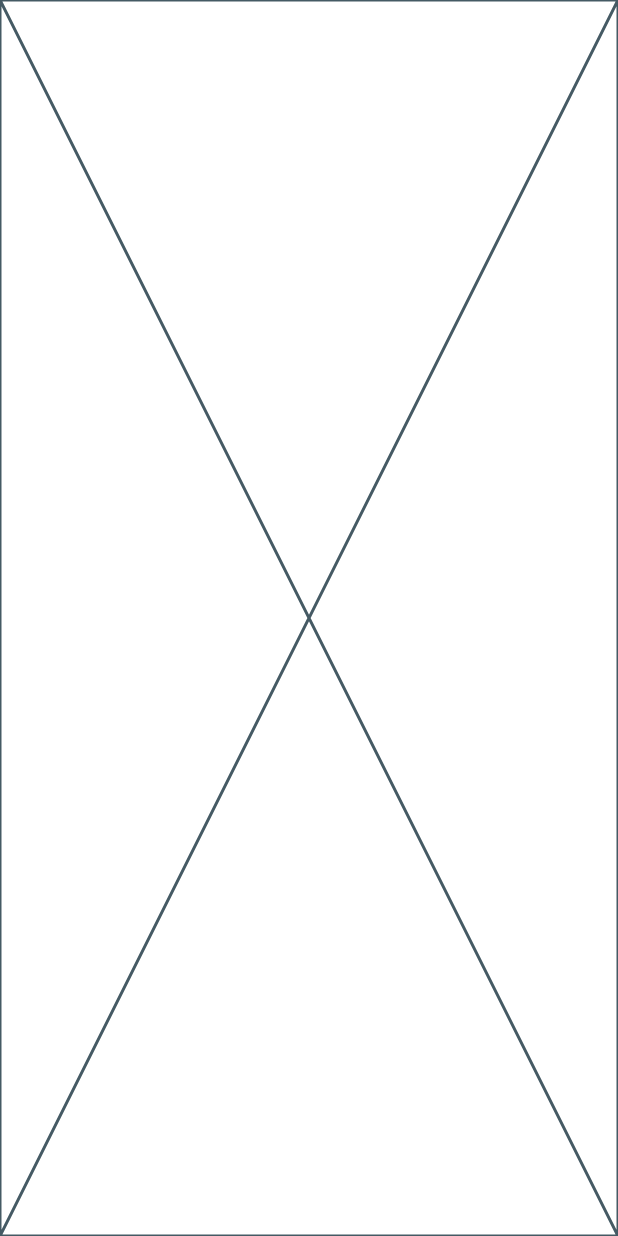
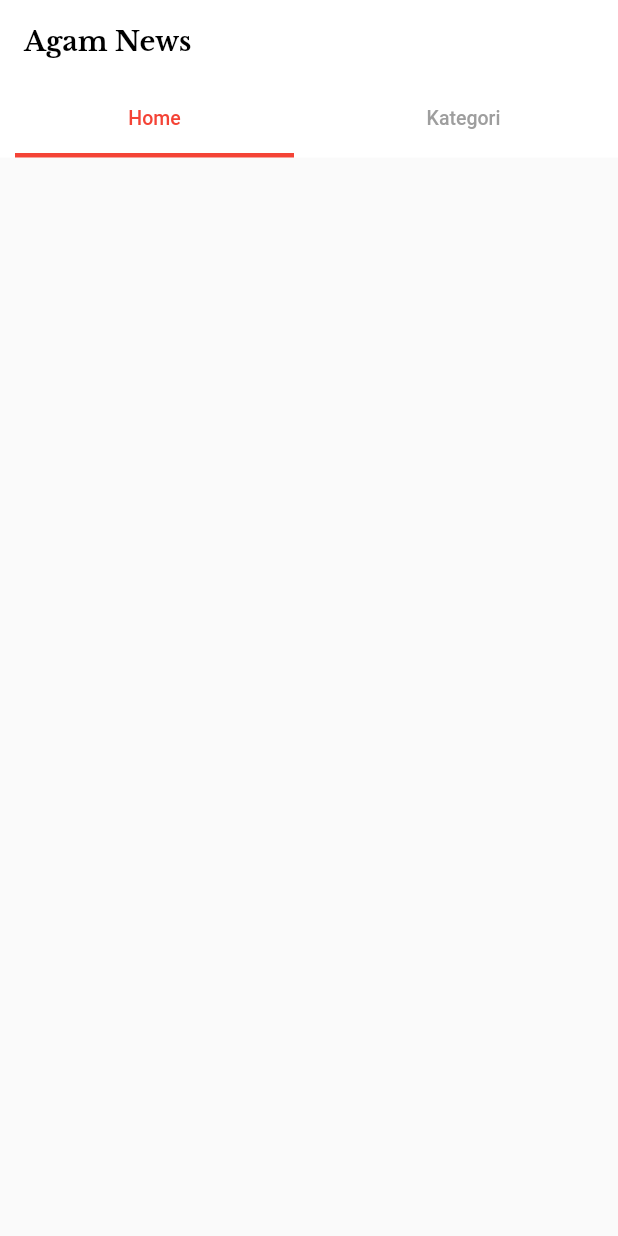
Before and after one commit to farizsatria1/app-portal-berita, a Flutter app: the screen it shows after launch, on a phone screen of 412 x 824 dp. Run offline on Flutter 3.47's test engine with Material 2 defaults, Android fonts, the phone set to English and light mode, and no system bars; our stand-ins replace google_fonts.

Commit message:
Pembuatan TabBar

```diff
--- a/lib/Page/home.dart
+++ b/lib/Page/home.dart
@@ -1,4 +1,7 @@
+import 'dart:convert';
 import 'package:flutter/material.dart';
+import 'package:google_fonts/google_fonts.dart';
+import 'package:http/http.dart' as http;
 
 class home extends StatefulWidget {
   const home({Key? key}) : super(key: key);
@@ -7,9 +10,64 @@ class home extends StatefulWidget {
   State<home> createState() => _homeState();
 }
 
-class _homeState extends State<home> {
+class _homeState extends State<home> with SingleTickerProviderStateMixin {
+  late TabController TabC = TabController(length: 2, vsync: this);
+
+  List<dynamic> ListData = [];
+
+  Future<void> GetData() async {
+    String url = "http://127.0.0.1:8000/api/posts";
+    try {
+      var response =
+          await http.get(Uri.parse(url)).timeout(Duration(seconds: 30));
+      setState(() {
+        ListData = jsonDecode(response.body);
+      });
+    } catch (e) {
+      print(e.toString());
+    }
+  }
+
   @override
   Widget build(BuildContext context) {
-    return const Placeholder();
+    return Scaffold(
+      appBar: AppBar(
+        elevation: 0,
+        backgroundColor: Colors.white,
+        title: Text(
+          "Agam News",
+          style: GoogleFonts.libreBaskerville(
+            textStyle: TextStyle(
+                fontWeight: FontWeight.bold, fontSize: 18, color: Colors.black),
+          ),
+        ),
+        bottom: TabBar(
+          indicatorWeight: 3,
+          indicatorColor: Colors.red,
+          indicatorPadding: EdgeInsets.symmetric(horizontal: 10),
+          labelColor: Colors.red,
+          unselectedLabelColor: Colors.grey,
+          controller: TabC,
+          tabs: [
+            Tab(
+              child: Text(
+                "Home",
+                style: GoogleFonts.creteRound(fontSize: 13),
+              ),
+            ),
+            Tab(
+              child: Text(
+                "Kategori",
+                style: GoogleFonts.creteRound(fontSize: 13),
+              ),
+            ),
+          ],
+        ),
+      ),
+      body: TabBarView(
+        controller: TabC,
+        children: [],
+      ),
+    );
   }
 }
--- a/lib/main.dart
+++ b/lib/main.dart
@@ -14,6 +14,7 @@ class MyApp extends StatelessWidget {
   Widget build(BuildContext context) {
     return MaterialApp(
       title: 'Flutter Demo',
+      debugShowCheckedModeBanner: false,
       theme: ThemeData(
         primarySwatch: Colors.blue,
       ),
--- a/pubspec.yaml
+++ b/pubspec.yaml
@@ -40,6 +40,8 @@ dependencies:
 dev_dependencies:
   flutter_test:
     sdk: flutter
+  http: ^0.13.5
+  google_fonts: ^4.0.0
 
   # The "flutter_lints" package below contains a set of recommended lints to
   # encourage good coding practices. The lint set provided by the package is
```
Also changed, not shown: pubspec.lock, 1 other file.
